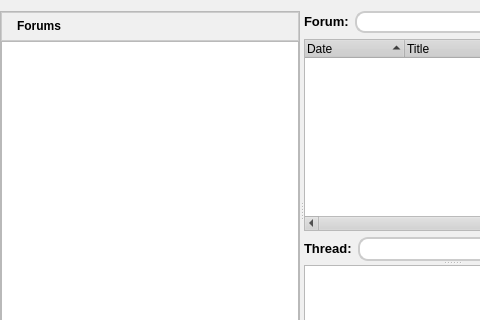
RetroShare/RetroShare, file retroshare-gui/src/gui/ForumsDialog.ui: the form before one commit; both pictures show x 0 to 480 and y 0 to 320 of the 600 by 420 pixel window.
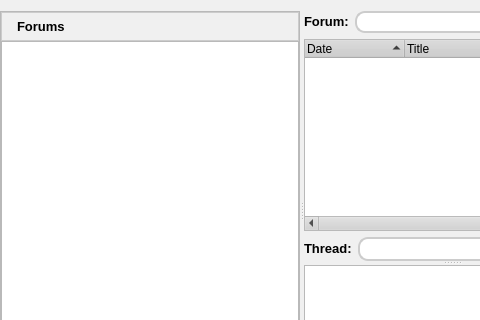
The form after the commit. Icons and pictures are not drawn.

```diff
--- a/retroshare-gui/src/gui/ForumsDialog.ui
+++ b/retroshare-gui/src/gui/ForumsDialog.ui
@@ -608,12 +608,18 @@
             </item>
             <item row="0" column="1">
              <widget class="QLabel" name="label_2">
+              <property name="font">
+               <font>
+                <family>Arial</family>
+                <pointsize>10</pointsize>
+               </font>
+              </property>
               <property name="text">
                <string>&lt;!DOCTYPE HTML PUBLIC &quot;-//W3C//DTD HTML 4.0//EN&quot; &quot;http://www.w3.org/TR/REC-html40/strict.dtd&quot;&gt;
 &lt;html&gt;&lt;head&gt;&lt;meta name=&quot;qrichtext&quot; content=&quot;1&quot; /&gt;&lt;style type=&quot;text/css&quot;&gt;
 p, li { white-space: pre-wrap; }
-&lt;/style&gt;&lt;/head&gt;&lt;body style=&quot; font-family:'MS Shell Dlg 2'; font-size:8.25pt; font-weight:400; font-style:normal;&quot;&gt;
-&lt;p style=&quot; margin-top:0px; margin-bottom:0px; margin-left:0px; margin-right:0px; -qt-block-indent:0; text-indent:0px;&quot;&gt;&lt;span style=&quot; font-family:'Arial'; font-size:9pt; font-weight:600;&quot;&gt;Forums&lt;/span&gt;&lt;/p&gt;&lt;/body&gt;&lt;/html&gt;</string>
+&lt;/style&gt;&lt;/head&gt;&lt;body style=&quot; font-family:'MS Shell Dlg 2'; font-size:10pt; font-weight:400; font-style:normal;&quot;&gt;
+&lt;p style=&quot; margin-top:0px; margin-bottom:0px; margin-left:0px; margin-right:0px; -qt-block-indent:0; text-indent:0px;&quot;&gt;&lt;span style=&quot; font-family:'Arial'; font-weight:600;&quot;&gt;Forums&lt;/span&gt;&lt;/p&gt;&lt;/body&gt;&lt;/html&gt;</string>
               </property>
              </widget>
             </item>
```
